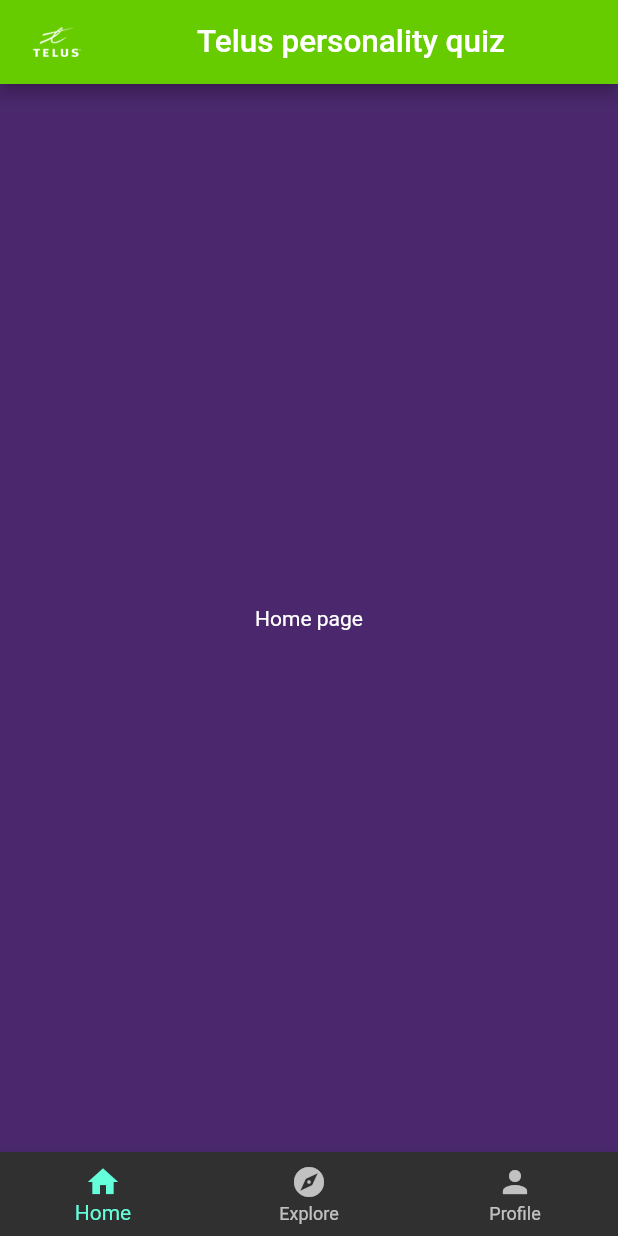
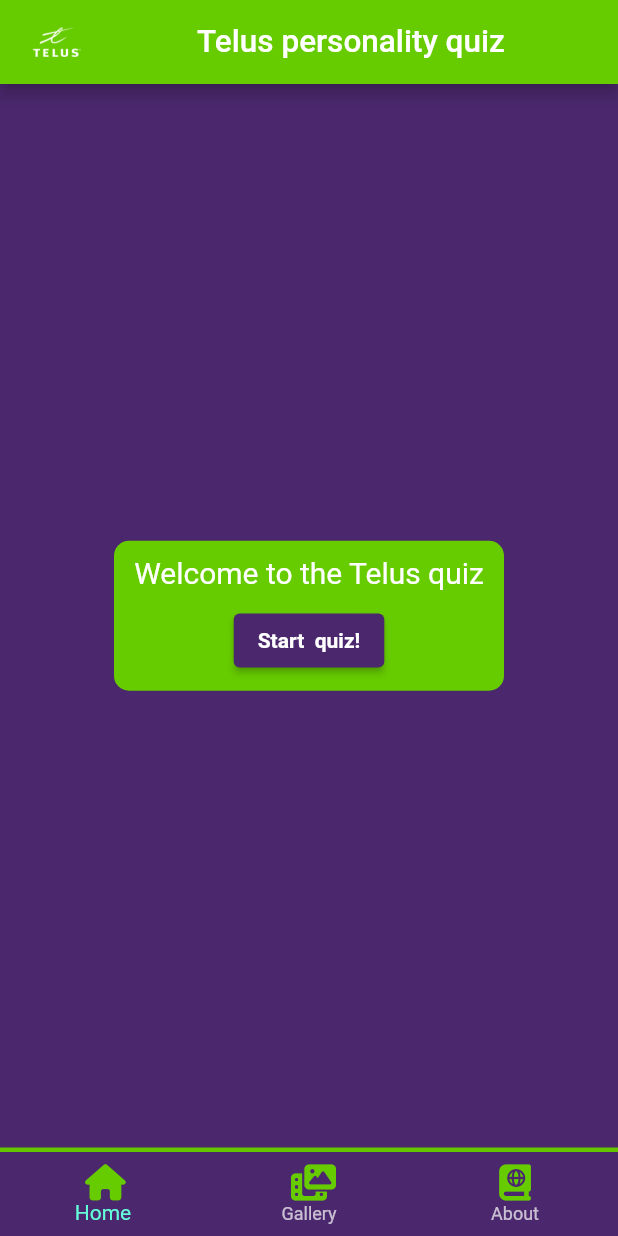
Before and after one commit to vladygk/telus-quiz-app, a Flutter app: the screen it shows after launch, on a phone screen of 412 x 824 dp. Run offline on Flutter 3.47's test engine with Material 2 defaults, Android fonts, the phone set to English and light mode, and no system bars; our stand-ins replace font_awesome_flutter, google_fonts.

Commit message:
Update file structure and style the nav bar

```diff
--- a/lib/Screens/Home/home_screen.dart
+++ b/lib/Screens/Home/home_screen.dart
@@ -1,15 +1,24 @@
+import 'package:flutter/cupertino.dart';
 import 'package:flutter/material.dart';
 import 'package:provider/provider.dart';
-import 'package:telus_character_quiz/Screens/Home/nav_state.dart';
-import 'package:telus_character_quiz/shared/routes.dart';
 import 'package:telus_character_quiz/shared/theme.dart';
+import 'package:telus_character_quiz/state/app_state.dart';
+import 'pages/about_page.dart';
+import 'pages/home_page.dart';
+import 'package:font_awesome_flutter/font_awesome_flutter.dart';
 
-class BaseScreen extends StatelessWidget {
-  const BaseScreen({super.key});
+final List<Widget> navPages = [
+  HomePage(),
+  AboutPage(),
+  HomePage(),
+];
+
+class HomeScreen extends StatelessWidget {
+  const HomeScreen({super.key});
 
   @override
   Widget build(BuildContext context) {
-    var state = Provider.of<NavState>(context);
+    var state = Provider.of<AppState>(context);
 
     return Scaffold(
       appBar: AppBar(
@@ -27,7 +36,7 @@ class BaseScreen extends StatelessWidget {
             style: TextStyle(fontSize: 21),
           ))),
       body: navPages[state.currentNavIndex],
-      bottomNavigationBar: NavBar(),
+      bottomNavigationBar: const NavBar(),
     );
   }
 }
@@ -37,72 +46,37 @@ class NavBar extends StatelessWidget {
 
   @override
   Widget build(BuildContext context) {
-    var state = Provider.of<NavState>(context);
-    return BottomNavigationBar(
+    var state = Provider.of<AppState>(context);
+    return Container(
+      decoration: BoxDecoration(
+        border: Border(
+          top: BorderSide(
+            color: green,
+            width: 3,
+          ),
+        ),
+      ),
+      child: BottomNavigationBar(
+        backgroundColor: purple,
         currentIndex: state.currentNavIndex,
         onTap: (index) {
           state.currentNavIndex = index;
         },
-      items: const [
+        items: [
           BottomNavigationBarItem(
-          icon: Icon(Icons.home),
+            icon: Icon(FontAwesomeIcons.house, color: green),
             label: 'Home',
           ),
           BottomNavigationBarItem(
-          icon: Icon(Icons.explore),
-          label: 'Explore',
+            icon: Icon(FontAwesomeIcons.photoFilm, color: green),
+            label: 'Gallery',
           ),
           BottomNavigationBarItem(
-          icon: Icon(Icons.person),
-          label: 'Profile',
+            icon: Icon(FontAwesomeIcons.bookAtlas, color: green),
+            label: 'About',
           ),
         ],
+      ),
     );
   }
 }
-
-class HomeScreen extends StatelessWidget {
-  const HomeScreen({super.key});
-
-  @override
-  Widget build(BuildContext context) {
-    return Center(
-      child: Text('Home page'),
-    );
-  }
-}
-
-
-
-//  Center(
-//           child: Container(
-//             decoration: BoxDecoration(
-//                 borderRadius: BorderRadius.circular(10.0), color: green),
-//             height: 100,
-//             width: 260,
-//             child: Column(
-//               mainAxisAlignment: MainAxisAlignment.center,
-//               crossAxisAlignment: CrossAxisAlignment.center,
-//               children: [
-//                 const Text(
-//                   'Welcome to the Telus quiz',
-//                   style: TextStyle(fontSize: 20),
-//                 ),
-//                 Padding(
-//                   padding: const EdgeInsets.only(
-//                     top: 10,
-//                   ),
-//                   child: ElevatedButton(
-//                     child: const Text(
-//                       'Start  quiz!',
-//                       style: TextStyle(fontWeight: FontWeight.bold),
-//                     ),
-//                     onPressed: () {},
-//                   ),
-//                 )
-//               ],
-//             ),
-//           ),
-//         ),
-//         //bottomNavigationBar:
-//       ),
--- a/lib/Screens/About/about_screen.dart
+++ b/lib/Screens/Home/pages/about_page.dart
@@ -1,7 +1,7 @@
 import 'package:flutter/material.dart';
 
-class AboutScreen extends StatelessWidget {
-  const AboutScreen({super.key});
+class AboutPage extends StatelessWidget {
+  const AboutPage({super.key});
 
   @override
   Widget build(BuildContext context) {
--- /dev/null
+++ b/lib/Screens/Home/pages/home_page.dart
@@ -0,0 +1,43 @@
+import 'package:flutter/material.dart';
+import 'package:telus_character_quiz/shared/theme.dart';
+
+class HomePage extends StatelessWidget {
+  const HomePage({super.key});
+
+  @override
+  Widget build(BuildContext context) {
+    return Center(
+      child: Center(
+        child: Container(
+          decoration: BoxDecoration(
+              borderRadius: BorderRadius.circular(10.0), color: green),
+          height: 100,
+          width: 260,
+          child: Column(
+            mainAxisAlignment: MainAxisAlignment.center,
+            crossAxisAlignment: CrossAxisAlignment.center,
+            children: [
+              const Text(
+                'Welcome to the Telus quiz',
+                style: TextStyle(fontSize: 20),
+              ),
+              Padding(
+                padding: const EdgeInsets.only(
+                  top: 10,
+                ),
+                child: ElevatedButton(
+                  child: const Text(
+                    'Start  quiz!',
+                    style: TextStyle(fontWeight: FontWeight.bold),
+                  ),
+                  onPressed: () {},
+                ),
+              )
+            ],
+          ),
+        ),
+      ),
+      //bottomNavigationBar:
+    );
+  }
+}
--- a/lib/main.dart
+++ b/lib/main.dart
@@ -1,10 +1,9 @@
 import 'package:flutter/material.dart';
 import 'package:provider/provider.dart';
-import 'package:telus_character_quiz/Screens/Home/home_screen.dart';
-import 'package:telus_character_quiz/Screens/Home/nav_state.dart';
-
+import 'package:telus_character_quiz/screens/Home/home_screen.dart';
 import 'package:telus_character_quiz/shared/routes.dart';
 import 'package:telus_character_quiz/shared/theme.dart';
+import 'package:telus_character_quiz/state/app_state.dart';
 
 void main() {
   runApp(const MyApp());
@@ -17,13 +16,13 @@ class MyApp extends StatelessWidget {
   @override
   Widget build(BuildContext context) {
     return ChangeNotifierProvider(
-      create: (_) => NavState(),
+      create: (_) => AppState(),
       child: MaterialApp(
         title: 'Flutter Demo',
         theme: appTheme,
         initialRoute: '/',
         routes: appRoutes,
-        home: const BaseScreen(),
+        home: const HomeScreen(),
       ),
     );
   }
--- a/lib/shared/routes.dart
+++ b/lib/shared/routes.dart
@@ -1,6 +1,4 @@
 import 'package:flutter/material.dart';
-import 'package:telus_character_quiz/Screens/About/about_screen.dart';
-import 'package:telus_character_quiz/Screens/Home/home_screen.dart';
 
 final Map<String, StatelessWidget Function(dynamic)> appRoutes = {
   // '/': (context) => const HomeScreen(),
@@ -9,9 +7,3 @@ final Map<String, StatelessWidget Function(dynamic)> appRoutes = {
   //'/login': (context) => const LoginScreen(),
   //'/topics': (context) => const TopicsScreen(),
 };
-
-final List<Widget> navPages = [
-  HomeScreen(),
-  AboutScreen(),
-  HomeScreen(),
-];
--- a/lib/Screens/Home/nav_state.dart
+++ b/lib/state/app_state.dart
@@ -1,6 +1,6 @@
 import 'package:flutter/material.dart';
 
-class NavState with ChangeNotifier {
+class AppState with ChangeNotifier {
   int _navIndex = 0;
 
   int get currentNavIndex => _navIndex;
```
Lines whose indentation alone changed are shown as unchanged.
